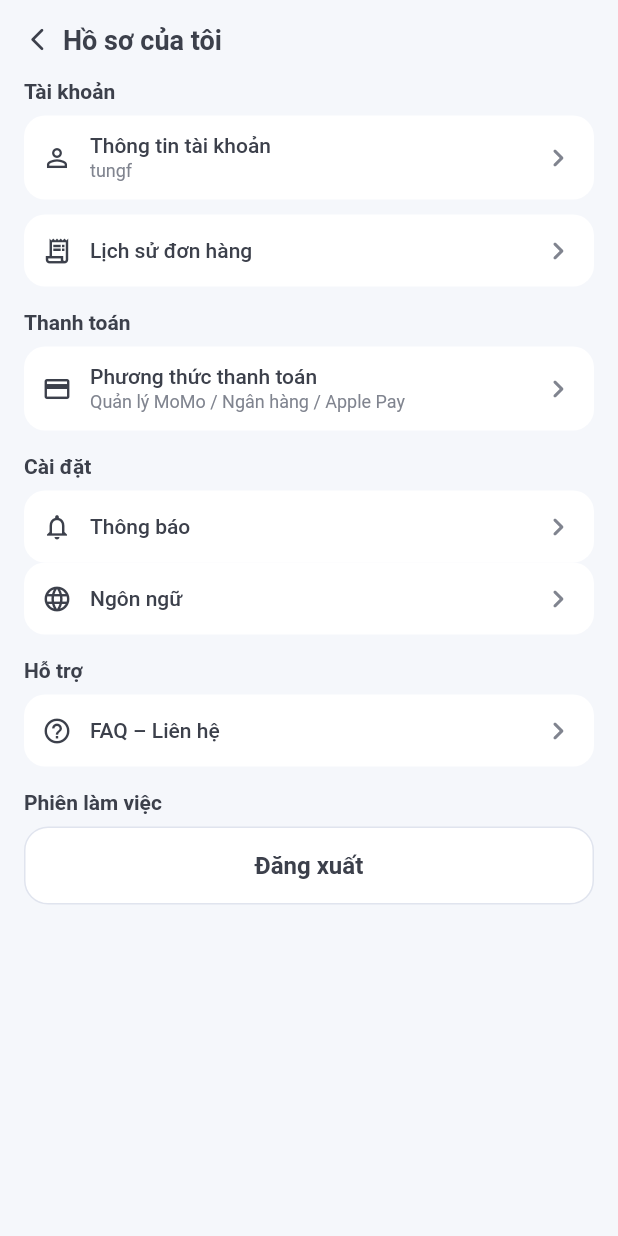
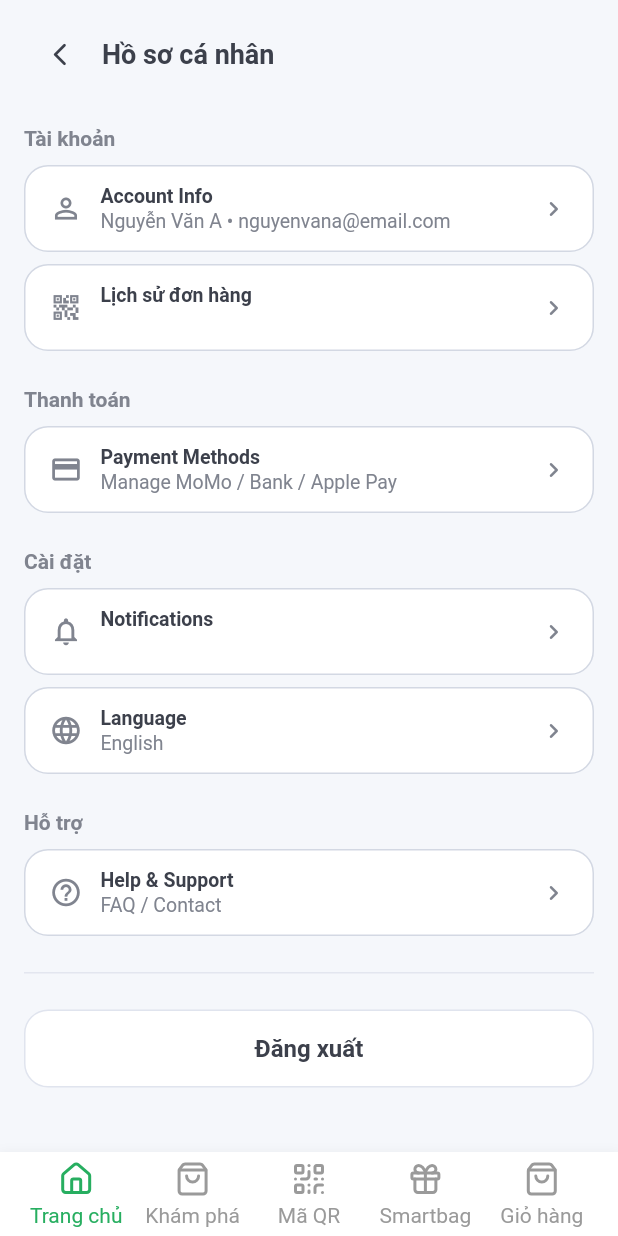
Before and after one commit to thinh55-hub/frontend_smartket, a Flutter app: the ProfileScreen screen opened directly, on a phone screen of 412 x 824 dp. Run offline on Flutter 3.47's test engine with Material 3 defaults, Android fonts, the phone set to English and light mode, and no system bars; our stand-ins replace flutter_svg, google_fonts, shared_preferences; accounts and stored records are empty; network calls fail; Roboto replaces fonts that are missing (Lexend Deca, SF Pro Display).

Commit message:
feat: added profile page

```diff
--- /dev/null
+++ b/lib/components/info_pill.dart
@@ -0,0 +1,85 @@
+import 'package:flutter/material.dart';
+import 'package:google_fonts/google_fonts.dart';
+
+import '../theme/app_theme.dart';
+
+class InfoPill extends StatelessWidget {
+  final IconData leadingIcon;
+  final String title;
+  final String subtitle;
+  final VoidCallback? onTap;
+
+  const InfoPill({
+    super.key,
+    required this.leadingIcon,
+    required this.title,
+    required this.subtitle,
+    this.onTap,
+  });
+
+  @override
+  Widget build(BuildContext context) {
+    final pill = Container(
+      padding: const EdgeInsets.symmetric(horizontal: 16, vertical: 12),
+      decoration: BoxDecoration(
+        color: Colors.white,
+        borderRadius: BorderRadius.circular(16),
+        border: Border.all(color: const Color(0xFFD3D8E3)),
+      ),
+      child: Row(
+        crossAxisAlignment: CrossAxisAlignment.center,
+        children: [
+          Icon(
+            leadingIcon,
+            size: 22,
+            color: AppColors.textSecondary,
+          ),
+          const SizedBox(width: 12),
+          Expanded(
+            child: Column(
+              crossAxisAlignment: CrossAxisAlignment.start,
+              mainAxisSize: MainAxisSize.min,
+              children: [
+                Text(
+                  title,
+                  style: GoogleFonts.lexendDeca(
+                    fontSize: 13,
+                    fontWeight: FontWeight.w600,
+                    color: AppColors.textPrimary,
+                  ),
+                ),
+                const SizedBox(height: 2),
+                Text(
+                  subtitle,
+                  style: GoogleFonts.lexendDeca(
+                    fontSize: 13,
+                    color: AppColors.textSecondary,
+                  ),
+                  maxLines: 1,
+                  overflow: TextOverflow.ellipsis,
+                ),
+              ],
+            ),
+          ),
+          const SizedBox(width: 8),
+          const Icon(
+            Icons.chevron_right_rounded,
+            size: 20,
+            color: AppColors.textSecondary,
+          ),
+        ],
+      ),
+    );
+
+    if (onTap == null) return pill;
+
+    return Material(
+      color: Colors.transparent,
+      child: InkWell(
+        borderRadius: BorderRadius.circular(16),
+        onTap: onTap,
+        child: pill,
+      ),
+    );
+  }
+}
--- /dev/null
+++ b/lib/components/info_section.dart
@@ -0,0 +1,63 @@
+import 'package:flutter/material.dart';
+import 'package:google_fonts/google_fonts.dart';
+
+import '../theme/app_theme.dart';
+import 'info_pill.dart';
+
+class InfoSectionItem {
+  final IconData icon;
+  final String title;
+  final String? subtitle;
+  final VoidCallback? onTap;
+
+  const InfoSectionItem({
+    required this.icon,
+    required this.title,
+    this.subtitle,
+    this.onTap,
+  });
+}
+
+class InfoSection extends StatelessWidget {
+  final String heading;
+  final List<InfoSectionItem> items;
+
+  const InfoSection({
+    super.key,
+    required this.heading,
+    required this.items,
+  });
+
+  @override
+  Widget build(BuildContext context) {
+    if (items.isEmpty) return const SizedBox.shrink();
+
+    return Column(
+      crossAxisAlignment: CrossAxisAlignment.start,
+      children: [
+        Text(
+          heading,
+          style: GoogleFonts.lexendDeca(
+            fontSize: 14,
+            fontWeight: FontWeight.w600,
+            color: AppColors.textSecondary,
+          ),
+        ),
+        const SizedBox(height: 10),
+        Column(
+          children: [
+            for (int i = 0; i < items.length; i++) ...[
+              InfoPill(
+                leadingIcon: items[i].icon,
+                title: items[i].title,
+                subtitle: items[i].subtitle ?? '',
+                onTap: items[i].onTap,
+              ),
+              if (i != items.length - 1) const SizedBox(height: 8),
+            ],
+          ],
+        ),
+      ],
+    );
+  }
+}
--- a/lib/screens/profile_screen.dart
+++ b/lib/screens/profile_screen.dart
@@ -1,110 +1,134 @@
 import 'package:flutter/material.dart';
+import 'package:google_fonts/google_fonts.dart';
+import 'package:provider/provider.dart';
+
+import '../components/info_section.dart';
+import '../components/logout_dialog.dart';
+import '../components/primary_button.dart';
+import '../core/state/navigation_provider.dart';
 import '../theme/app_theme.dart';
-import '../components/primary_button.dart';
+import '../widgets/bottom_nav.dart';
+import 'cart_screen.dart';
 import 'payment_sheet.dart';
 class ProfileScreen extends StatelessWidget {
   const ProfileScreen({super.key});
 
   @override
   Widget build(BuildContext context) {
+    final nav = context.watch<NavigationProvider>();
+
     return Scaffold(
       backgroundColor: AppColors.background,
       body: SafeArea(
         child: SingleChildScrollView(
-          padding: const EdgeInsets.all(16),
+          padding: const EdgeInsets.fromLTRB(16, 12, 16, 24),
           child: Column(
             crossAxisAlignment: CrossAxisAlignment.start,
             children: [
               Row(
-                children: const [
-                  Icon(Icons.arrow_back_ios_new_rounded, size: 18, color: AppColors.textPrimary),
-                  SizedBox(width: 8),
-                  Text('Hồ sơ của tôi', style: TextStyle(fontSize: 18, fontWeight: FontWeight.w600, color: AppColors.textPrimary)),
+                children: [
+                  IconButton(
+                    icon: const Icon(Icons.arrow_back_ios_new_rounded, size: 18, color: AppColors.textPrimary),
+                    onPressed: () => Navigator.of(context).pop(),
+                  ),
+                  const SizedBox(width: 4),
+                  Text(
+                    'Hồ sơ cá nhân',
+                    style: GoogleFonts.lexendDeca(
+                      fontSize: 18,
+                      fontWeight: FontWeight.w700,
+                      color: AppColors.textPrimary,
+                    ),
+                  ),
                 ],
               ),
-              const SizedBox(height: 16),
-              const _GroupTitle('Tài khoản'),
-              const SizedBox(height: 8),
-              const _RowItem(icon: Icons.person_outline, title: 'Thông tin tài khoản', subtitle: 'tungf'),
-              const SizedBox(height: 10),
-              const _RowItem(icon: Icons.receipt_long_outlined, title: 'Lịch sử đơn hàng'),
-              const SizedBox(height: 16),
-              const _GroupTitle('Thanh toán'),
-              const SizedBox(height: 8),
-              _RowItem(
-                icon: Icons.credit_card_outlined,
-                title: 'Phương thức thanh toán',
-                subtitle: 'Quản lý MoMo / Ngân hàng / Apple Pay',
-                onTap: () => PaymentSheet.show(context),
+              const SizedBox(height: 24),
+              const InfoSection(
+                heading: 'Tài khoản',
+                items: [
+                  InfoSectionItem(
+                    icon: Icons.person_outline,
+                    title: 'Account Info',
+                    subtitle: 'Nguyễn Văn A • nguyenvana@email.com',
+                  ),
+                  InfoSectionItem(
+                    icon: Icons.qr_code_2_outlined,
+                    title: 'Lịch sử đơn hàng',
+                  ),
+                ],
               ),
-              const SizedBox(height: 16),
-              const _GroupTitle('Cài đặt'),
-              const SizedBox(height: 8),
-              const _RowItem(icon: Icons.notifications_none, title: 'Thông báo'),
-              const _RowItem(icon: Icons.language_outlined, title: 'Ngôn ngữ'),
-              const SizedBox(height: 16),
-              const _GroupTitle('Hỗ trợ'),
-              const SizedBox(height: 8),
-              const _RowItem(icon: Icons.help_outline, title: 'FAQ – Liên hệ'),
-              const SizedBox(height: 16),
-              const _GroupTitle('Phiên làm việc'),
-              const SizedBox(height: 8),
-              PrimaryButton(label: 'Đăng xuất', onPressed: () {}, filled: false),
+              const SizedBox(height: 24),
+              InfoSection(
+                heading: 'Thanh toán',
+                items: [
+                  InfoSectionItem(
+                    icon: Icons.credit_card_outlined,
+                    title: 'Payment Methods',
+                    subtitle: 'Manage MoMo / Bank / Apple Pay',
+                    onTap: () => PaymentSheet.show(context),
+                  ),
+                ],
+              ),
+              const SizedBox(height: 24),
+              const InfoSection(
+                heading: 'Cài đặt',
+                items: [
+                  InfoSectionItem(
+                    icon: Icons.notifications_none,
+                    title: 'Notifications',
+                  ),
+                  InfoSectionItem(
+                    icon: Icons.language_outlined,
+                    title: 'Language',
+                    subtitle: 'English',
+                  ),
+                ],
+              ),
+              const SizedBox(height: 24),
+              const InfoSection(
+                heading: 'Hỗ trợ',
+                items: [
+                  InfoSectionItem(
+                    icon: Icons.help_outline,
+                    title: 'Help & Support',
+                    subtitle: 'FAQ / Contact',
+                  ),
+                ],
+              ),
+              const SizedBox(height: 24),
+              const Divider(
+                height: 1,
+                thickness: 1,
+                color: Color(0xFFE3E6EF),
+              ),
+              const SizedBox(height: 24),
+              PrimaryButton(
+                label: 'Đăng xuất',
+                filled: false,
+                onPressed: () {
+                  LogoutDialog.show(context);
+                },
+              ),
             ],
           ),
+        ),
+      ),
+      bottomNavigationBar: SafeArea(
+        top: false,
+        child: BottomNav(
+          current: nav.current,
+          onChanged: (tab) {
+            if (tab == MainTab.cart) {
+              Navigator.of(context).push(
+                MaterialPageRoute(builder: (_) => const CartScreen()),
+              );
+              return;
+            }
+            nav.current = tab;
+            Navigator.of(context).popUntil((route) => route.isFirst);
+          },
         ),
       ),
     );
   }
 }
-
-class _GroupTitle extends StatelessWidget {
-  final String title;
-  const _GroupTitle(this.title);
-  @override
-  Widget build(BuildContext context) {
-    return Text(title, style: const TextStyle(fontSize: 14, fontWeight: FontWeight.w600, color: AppColors.textPrimary));
-  }
-}
-
-class _RowItem extends StatelessWidget {
-  final IconData icon;
-  final String title;
-  final String? subtitle;
-  final VoidCallback? onTap;
-  const _RowItem({required this.icon, required this.title, this.subtitle, this.onTap});
-
-  @override
-  Widget build(BuildContext context) {
-    return Material(
-      color: AppColors.surface,
-      borderRadius: BorderRadius.circular(14),
-      child: InkWell(
-        borderRadius: BorderRadius.circular(14),
-        onTap: onTap,
-        child: Padding(
-          padding: const EdgeInsets.symmetric(horizontal: 12, vertical: 12),
-          child: Row(
-            children: [
-              Icon(icon, size: 20, color: AppColors.textPrimary),
-              const SizedBox(width: 12),
-              Expanded(
-                child: Column(
-                  crossAxisAlignment: CrossAxisAlignment.start,
-                  children: [
-                    Text(title, style: const TextStyle(fontSize: 14, fontWeight: FontWeight.w500, color: AppColors.textPrimary)),
-                    if (subtitle != null) ...[
-                      const SizedBox(height: 2),
-                      Text(subtitle!, style: const TextStyle(fontSize: 12, color: AppColors.textSecondary)),
-                    ],
-                  ],
-                ),
-              ),
-              const Icon(Icons.chevron_right_rounded, color: AppColors.textSecondary),
-            ],
-          ),
-        ),
-      ),
-    );
-  }
-}
--- a/lib/widgets/smartket_logo.dart
+++ b/lib/widgets/smartket_logo.dart
@@ -17,7 +17,7 @@ class SmartketLogo extends StatelessWidget {
   @override
   Widget build(BuildContext context) {
     final logo = Image.asset(
-      'assets/images/3.0x/smartket_logo.png',
+      'assets/images/logo.png',
       height: height,
       fit: BoxFit.contain,
       filterQuality: FilterQuality.high,
```
Also changed, not shown: lib/components/logout_dialog.dart (added, +131 -0 lines), lib/screens/favorite_stores_screen.dart (added, +114 -0 lines).
